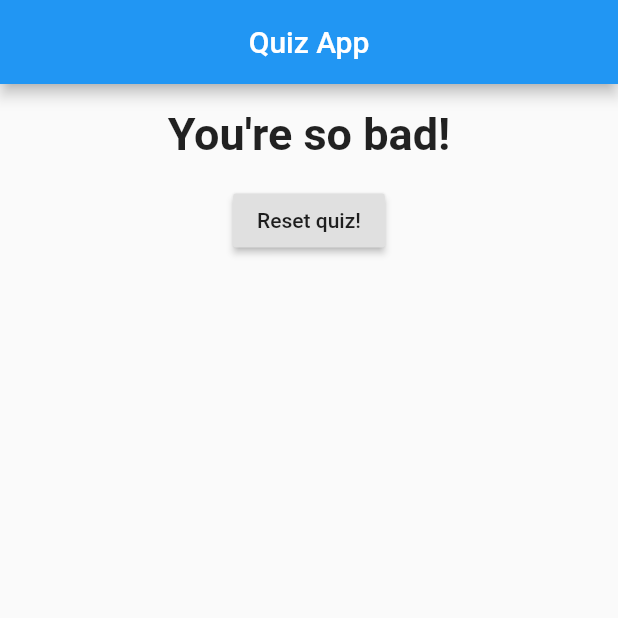
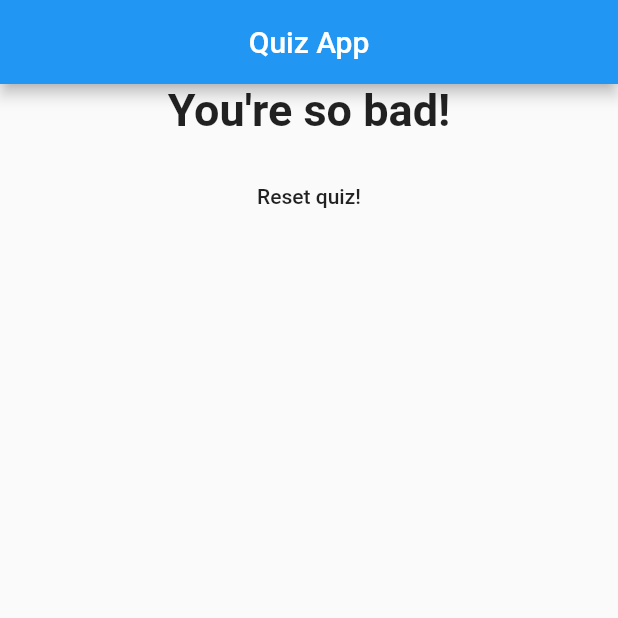
Before and after one commit to wasim919/playing-with-flutter, a Flutter app: the screen it shows after launch, after a tap on "Black", after a tap on "Snake", after a tap on "Summer", on a phone screen of 412 x 824 dp, the top half of it. Run offline on Flutter 3.47's test engine with Material 2 defaults, Android fonts, the phone set to English and light mode, and no system bars.

Commit message:
ui bug fixes

```diff
--- a/quizApp/lib/Answer.dart
+++ b/quizApp/lib/Answer.dart
@@ -11,7 +11,7 @@ class Answer extends StatelessWidget {
   Widget build(BuildContext context) {
     return Container(
       width: double.infinity,
-      margin: EdgeInsets.all(16),
+      margin: EdgeInsets.all(5),
       child: RaisedButton(
         onPressed: () {
           selectHandler(answerScore);
--- a/quizApp/lib/Result.dart
+++ b/quizApp/lib/Result.dart
@@ -33,7 +33,7 @@ class Result extends StatelessWidget {
         SizedBox(
           height: 16,
         ),
-        RaisedButton(
+        FlatButton(
           onPressed: resetQuiz,
           child: Text(
             "Reset quiz!",
--- a/quizApp/lib/main.dart
+++ b/quizApp/lib/main.dart
@@ -64,7 +64,7 @@ class QuizAppState extends State<QuizApp> {
         centerTitle: true,
       ),
       body: Padding(
-        padding: EdgeInsets.all(16),
+        padding: EdgeInsets.all(0),
         child: questionIndex < questions.length
             ? Quiz(
                 questionText: questions[questionIndex]['questionText'],
```
